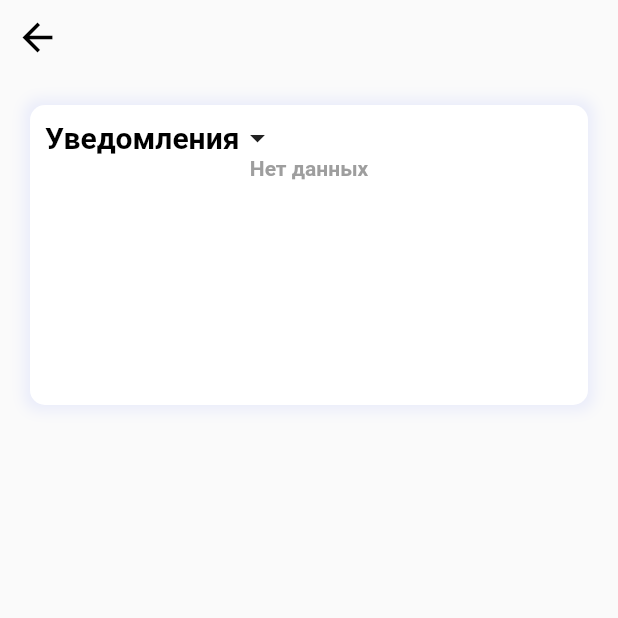
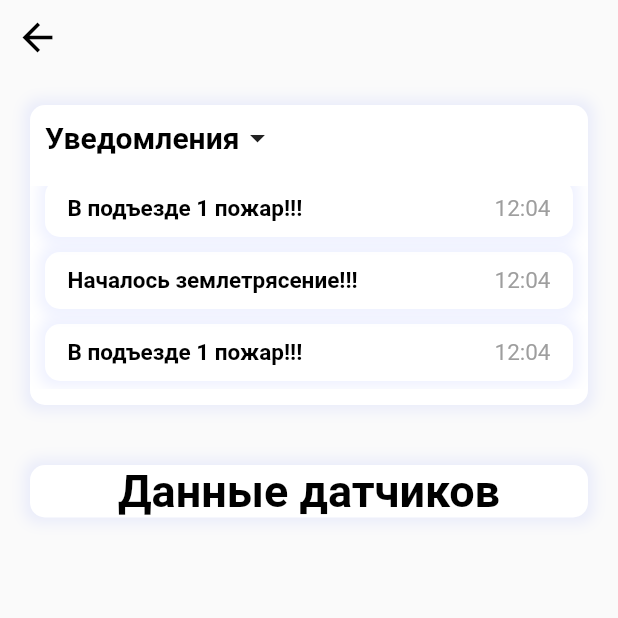
Before and after one commit to zlobnayaSeledka/nto_pikem_app, a Flutter app: the AdminHomePage screen opened directly, on a phone screen of 412 x 824 dp, the top half of it. Run offline on Flutter 3.47's test engine with Material 2 defaults, Android fonts, the phone set to English and light mode, and no system bars; Roboto replaces fonts that are missing (Gilory, Gilory_Bold).

Commit message:
notifications

```diff
--- a/lib/admin/pages/admin_home.dart
+++ /dev/null
@@ -1,27 +0,0 @@
-import 'package:flutter/material.dart';
-import 'package:pikem_nto/design/widgets/custom_app_bar.dart';
-
-import '../../notifications/notifications_widget.dart';
-
-class AdminHomePage extends StatefulWidget {
-  const AdminHomePage({super.key});
-
-  @override
-  State<AdminHomePage> createState() => _AdminHomePageState();
-}
-
-class _AdminHomePageState extends State<AdminHomePage> {
-  @override
-  Widget build(BuildContext context) {
-    return Scaffold(
-      appBar: const CustomAppBar(),
-      body: SafeArea(
-        child: Column(
-          children: [
-            const NotificationsWidget()
-          ],
-        )
-      ),
-    );
-  }
-}
--- /dev/null
+++ b/lib/admin/pages/admin_home_page.dart
@@ -0,0 +1,45 @@
+import 'package:flutter/material.dart';
+import 'package:pikem_nto/design/widgets/custom_app_bar.dart';
+import 'package:pikem_nto/design/widgets/custom_box_with_shadow.dart';
+import 'package:pikem_nto/design/widgets/texts/custom_title_text.dart';
+
+import '../../notifications/notifications_list.dart';
+
+class AdminHomePage extends StatefulWidget {
+  const AdminHomePage({super.key});
+
+  @override
+  State<AdminHomePage> createState() => _AdminHomePageState();
+}
+
+class _AdminHomePageState extends State<AdminHomePage> {
+  @override
+  Widget build(BuildContext context) {
+    return Scaffold(
+      appBar: const CustomAppBar(),
+      body: SafeArea(
+        child: SingleChildScrollView(
+          child: Column(
+            children: [
+              const NotificationsList(),
+              const SizedBox(height: 20),
+              Padding(
+                padding: const EdgeInsets.symmetric(horizontal: 20),
+                child: CustomBoxWithShadow(
+                  width: MediaQuery.of(context).size.width,
+                  child: Column(
+                    children: const [
+                      CustomTitleText(text: 'Данные датчиков', size: 30),
+
+                    ],
+                  )
+                ),
+              )
+
+            ],
+          ),
+        )
+      ),
+    );
+  }
+}
--- a/lib/admin/pages/admin_login_page.dart
+++ b/lib/admin/pages/admin_login_page.dart
@@ -1,5 +1,5 @@
 import 'package:flutter/material.dart';
-import 'package:pikem_nto/admin/pages/admin_home.dart';
+import 'package:pikem_nto/admin/pages/admin_home_page.dart';
 import 'package:pikem_nto/design/widgets/buttons/filled_button.dart';
 import 'package:pikem_nto/design/widgets/custom_app_bar.dart';
 import 'package:pikem_nto/design/widgets/custom_text_field.dart';
--- a/lib/design/widgets/texts/custom_description_text.dart
+++ b/lib/design/widgets/texts/custom_description_text.dart
@@ -1,10 +1,12 @@
 import 'package:flutter/material.dart';
-import 'package:pikem_nto/design/app_theme.dart';
 
-class CustomDescriptionTitleText extends StatelessWidget {
+import '../../app_theme.dart';
+
+
+class CustomDescriptionText extends StatelessWidget {
   final String text;
   final double? size;
-  const CustomDescriptionTitleText({Key? key, required this.text, this.size}) : super(key: key);
+  const CustomDescriptionText({Key? key, required this.text, this.size}) : super(key: key);
 
   @override
   Widget build(BuildContext context) {
@@ -13,9 +15,7 @@ class CustomDescriptionTitleText extends StatelessWidget {
       style: TextStyle(
         color: CustomAppTheme.descriptionTextColor,
         fontSize: size,
-        fontWeight: FontWeight.bold,
-        fontFamily: CustomAppTheme.mainFontBold,
-        decoration: TextDecoration.none,
+        decoration: TextDecoration.none
       ),
     );
   }
--- /dev/null
+++ b/lib/design/widgets/texts/custom_error_text.dart
@@ -0,0 +1,23 @@
+import 'package:flutter/material.dart';
+import '../../app_theme.dart';
+
+class CustomErrorText extends StatelessWidget {
+  final String text;
+  final double? size;
+  const CustomErrorText({Key? key, this.size, required this.text}) : super(key: key);
+
+  @override
+  Widget build(BuildContext context) {
+    return Text(
+      text,
+      softWrap: true,
+      style: TextStyle(
+        fontSize: size,
+        fontWeight: FontWeight.w600,
+        color: CustomAppTheme.errorColor,
+        decoration: TextDecoration.none,
+        fontFamily: CustomAppTheme.mainFontLight
+      ),
+    );
+  }
+}
--- /dev/null
+++ b/lib/design/widgets/texts/custom_middle_text.dart
@@ -0,0 +1,49 @@
+import 'package:flutter/material.dart';
+
+import '../../app_theme.dart';
+
+
+class CustomMidleText extends StatelessWidget {
+  final String text;
+  final double? size;
+  const CustomMidleText({Key? key, required this.text, this.size}) : super(key: key);
+
+  @override
+  Widget build(BuildContext context) {
+    return Text(
+      text,
+      maxLines: 1,
+      softWrap: false,
+      overflow: TextOverflow.fade,
+      style: TextStyle(
+        color: CustomAppTheme.mainTextColor,
+        fontSize: size,
+        fontWeight: FontWeight.w600,
+        fontFamily: CustomAppTheme.mainFont,
+        decoration: TextDecoration.none
+      ),
+    );
+  }
+}
+
+
+class CustomErrorText extends StatelessWidget {
+  final String text;
+  final double? size;
+  const CustomErrorText({Key? key, this.size, required this.text}) : super(key: key);
+
+  @override
+  Widget build(BuildContext context) {
+    return Text(
+      text,
+      softWrap: true,
+      style: TextStyle(
+        fontSize: size,
+        fontWeight: FontWeight.w600,
+        color: CustomAppTheme.errorColor,
+        decoration: TextDecoration.none,
+        fontFamily: CustomAppTheme.mainFontLight
+      ),
+    );
+  }
+}
--- /dev/null
+++ b/lib/design/widgets/texts/custom_title_description_text.dart
@@ -0,0 +1,22 @@
+import 'package:flutter/material.dart';
+import 'package:pikem_nto/design/app_theme.dart';
+
+class CustomDescriptionTitleText extends StatelessWidget {
+  final String text;
+  final double? size;
+  const CustomDescriptionTitleText({Key? key, required this.text, this.size}) : super(key: key);
+
+  @override
+  Widget build(BuildContext context) {
+    return Text(
+      text,
+      style: TextStyle(
+        color: CustomAppTheme.descriptionTextColor,
+        fontSize: size,
+        fontWeight: FontWeight.bold,
+        fontFamily: CustomAppTheme.mainFontBold,
+        decoration: TextDecoration.none,
+      ),
+    );
+  }
+}
--- a/lib/main.dart
+++ b/lib/main.dart
@@ -1,4 +1,5 @@
 import 'package:flutter/material.dart';
+import 'package:pikem_nto/admin/pages/admin_home_page.dart';
 import 'package:pikem_nto/authorization_page.dart';
 
 void main() {
@@ -16,7 +17,7 @@ class MyApp extends StatelessWidget {
       theme: ThemeData(
         primarySwatch: Colors.blue,
       ),
-      home: const AuthorizationPage(),
+      home: const AdminHomePage(),
     );
   }
 }
--- a/lib/notifications/get_notifications.dart
+++ b/lib/notifications/get_notifications.dart
@@ -6,20 +6,45 @@ String api = '192.168.43.254:3333';
 
 class NotificationsRequests{
   static getNotificationsList() async{
-    var postUri = Uri.parse('http://$api/base/nots');
-    var response = await http.get(
-      postUri,
-      headers:  {"Content-Type": "application/json; charset=UTF-8", "accept": "application/json"},
-    );
-    var res;
-    if (response.statusCode == 200){
-      res = jsonDecode(response.body);
-      print('happy happy happy');
-      print(res);
-    }
-    else{
-      print('skeleton');
-    }
-    return [{'a', '10:32'}, {'b', '11:32'}, {'c', '14:32'}, {'d', '15:32'}];
+    // var postUri = Uri.parse('http://$api/base/nots');
+    // var response = await http.get(
+    //   postUri,
+    //   headers:  {"Content-Type": "application/json; charset=UTF-8", "accept": "application/json"},
+    // );
+    // var result = [];
+    // if (response.statusCode == 200){
+    //   result = json.decode(response.body);
+    // }
+    // List<Map> notifications = [];
+    // for (int i = 0; i < result.length; i++){
+    //   DateTime date = DateTime.fromMillisecondsSinceEpoch(result[i]['timestamp']*1000);
+
+    //   String time = '${date.hour.toString().padLeft(2, '0')}:${date.minute.toString().padLeft(2, '0')}';
+    //   String type = '';
+    //   int flat = result[i]['FlatNum'];
+    //   switch (result[i]['type']){
+    //     case 'fire':
+    //       type = 'В подъезде $flat пожар!!!';
+    //       break;
+    //     case 'earthquake':
+    //       type = 'Началось землетрясение!!!';
+    //       break;
+    //     case 'water_overflow':
+    //       type = 'В доме прорвало трубу!!!';
+    //       break;
+    //     case 'gas_leak':
+    //       type = 'В подъезде $flat утечка газа!!!';
+    //       break;
+    //     case 'sound':
+    //       type = 'В подъезде $flat очень шумно!';
+    //       break;
+    //   }
+    //   if (type != ''){
+    //     notifications.add({'type':type, 'time': time});
+    //   }
+    // }
+    // print(notifications);
+    List<Map> notifications = [{"type": "В подъезде 1 пожар!!!", "time":"12:04"}, {"type": "Началось землетрясение!!!", "time": "12:04"}, {"type": "В подъезде 1 пожар!!!", "time":"12:04"}, {"type": "Началось землетрясение!!!", "time": "12:04"}, {"type": "В подъезде 1 пожар!!!", "time":"12:04"}, {"type": "ssssssssние!!!", "time": "12:04"}];
+    return notifications;
   }
 }
--- /dev/null
+++ b/lib/notifications/notification_widget.dart
@@ -0,0 +1,28 @@
+import 'package:flutter/material.dart';
+import 'package:pikem_nto/design/widgets/custom_box_with_shadow.dart';
+import 'package:pikem_nto/design/widgets/texts/custom_middle_text.dart';
+
+import '../design/widgets/texts/custom_description_text.dart';
+
+class NotificationWidget extends StatelessWidget {
+  final String notificationName;
+  final String time;
+  const NotificationWidget({super.key, required this.notificationName, required this.time});
+
+  @override
+  Widget build(BuildContext context) {
+    return CustomBoxWithShadow(
+      width: MediaQuery.of(context).size.width,
+      child: Padding(
+        padding: const EdgeInsets.symmetric(vertical:10.0, horizontal: 15),
+        child: Row(
+          mainAxisAlignment: MainAxisAlignment.spaceBetween,
+          children: [
+            CustomMidleText(text: notificationName, size: 15),
+            CustomDescriptionText(text: time, size: 15),
+          ],
+        ),
+      ),
+    );
+  }
+}
--- /dev/null
+++ b/lib/notifications/notifications_list.dart
@@ -0,0 +1,83 @@
+import 'package:flutter/material.dart';
+import 'package:pikem_nto/design/widgets/custom_box_with_shadow.dart';
+import 'package:pikem_nto/design/widgets/texts/custom_title_description_text.dart';
+import 'package:pikem_nto/design/widgets/texts/custom_title_text.dart';
+import 'package:pikem_nto/notifications/get_notifications.dart';
+import 'package:pikem_nto/notifications/notification_widget.dart';
+
+class NotificationsList extends StatefulWidget {
+  const NotificationsList({super.key});
+
+  @override
+  State<NotificationsList> createState() => _NotificationsListState();
+}
+
+class _NotificationsListState extends State<NotificationsList> {
+  bool open = false;
+  ScrollController controller = ScrollController();
+  @override
+  Widget build(BuildContext context) {
+    return Padding(
+      padding: const EdgeInsets.all(20.0),
+      child: CustomBoxWithShadow(
+        width: MediaQuery.of(context).size.width,
+        height: open?MediaQuery.of(context).size.height:200,
+        child: Padding(
+          padding: const EdgeInsets.symmetric(vertical:10.0),
+          child: Column(
+            children: [
+              Row(
+                children: [
+                  const SizedBox(width: 10),
+                  const CustomTitleText(
+                    text: 'Уведомления',
+                    size: 20,
+                  ),
+                  GestureDetector(
+                    child: Icon(open?Icons.arrow_drop_up_sharp:Icons.arrow_drop_down_sharp),
+                    onTap:(){
+                      setState(() {
+                        open = !open;
+                      });
+                    }
+                  )
+                ],
+              ),
+              const SizedBox(height: 20),
+              FutureBuilder<dynamic>(
+                future: NotificationsRequests.getNotificationsList(),
+                builder: (context, snapshot){
+                  if (snapshot.hasData){
+                    if (snapshot.data.length != 0){
+                      return SizedBox(
+                        height: (open?MediaQuery.of(context).size.height:200)-65,
+                        child: ListView.builder(
+                          reverse: true,
+                          itemCount: snapshot.data.length,
+                          physics: const AlwaysScrollableScrollPhysics(),
+                          itemBuilder: ((context, index) {
+                            return Padding(
+                              padding: const EdgeInsets.symmetric(vertical: 5.0, horizontal: 10),
+                              child: NotificationWidget(
+                                notificationName: snapshot.data[index]['type'],
+                                time: snapshot.data[index]['time']
+                              ),
+                            );
+                          })
+                        ),
+                      );
+                    }
+                  }
+                  return const Center(
+                    child: CustomDescriptionTitleText(text: 'Нет данных'),
+
+                  );
+                }
+              ),
+            ],
+          ),
+        )
+      ),
+    );
+  }
+}
--- a/lib/notifications/notifications_widget.dart
+++ /dev/null
@@ -1,58 +0,0 @@
-import 'package:flutter/material.dart';
-import 'package:pikem_nto/design/widgets/custom_box_with_shadow.dart';
-import 'package:pikem_nto/design/widgets/texts/custom_description_text.dart';
-import 'package:pikem_nto/design/widgets/texts/custom_title_text.dart';
-import 'package:pikem_nto/notifications/get_notifications.dart';
-
-class NotificationsWidget extends StatefulWidget {
-  const NotificationsWidget({super.key});
-
-  @override
-  State<NotificationsWidget> createState() => _NotificationsWidgetState();
-}
-
-class _NotificationsWidgetState extends State<NotificationsWidget> {
-  bool open = false;
-  @override
-  Widget build(BuildContext context) {
-    return Padding(
-      padding: const EdgeInsets.all(20.0),
-      child: CustomBoxWithShadow(
-        width: MediaQuery.of(context).size.width,
-        height: open?MediaQuery.of(context).size.height:200,
-        child: Padding(
-          padding: const EdgeInsets.all(10.0),
-          child: Column(
-            children: [
-              Row(
-                children: [
-                  const CustomTitleText(
-                    text: 'Уведомления',
-                    size: 20,
-                  ),
-                  GestureDetector(
-                    child: Icon(Icons.arrow_drop_down_sharp),
-                  )
-                ],
-              ),
-              FutureBuilder<dynamic>(
-                future: NotificationsRequests.getNotificationsList(),
-                builder: (context, snapshot){
-                  if (snapshot.hasData){
-                    if (snapshot.data.length != 0){
-                      return Column();
-                    }
-                  }
-                  return const Center(
-                    child: CustomDescriptionTitleText(text: 'Нет данных'),
-
-                  );
-                }
-              ),
-            ],
-          ),
-        )
-      ),
-    );
-  }
-}
```
